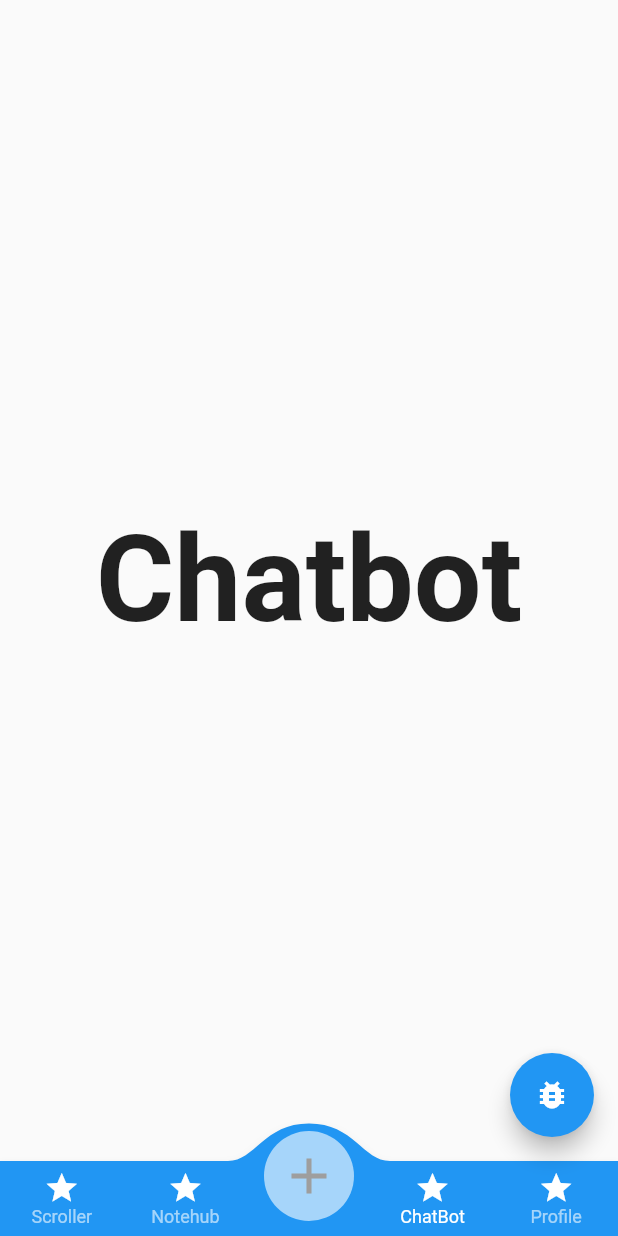
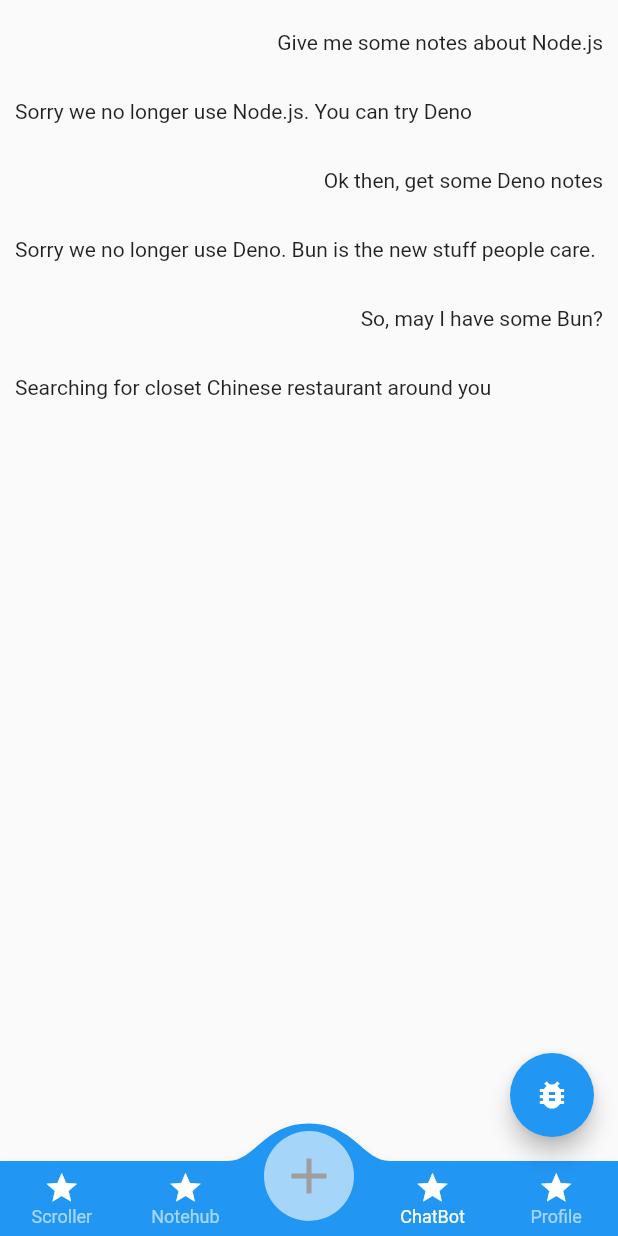
Before and after one commit to retroflux-mobile/Retroflux, a Flutter app: the screen it shows after launch, item 4 of the bottom bar chosen, on a phone screen of 412 x 824 dp. Run offline on Flutter 3.47's test engine with Material 2 defaults, Android fonts, the phone set to English and light mode, and no system bars; drawn by our look-alikes of convex_bottom_bar; our stand-ins replace cloud_firestore, file_picker, firebase_auth, firebase_core, firebase_storage, image_cropper and 2 more; missing offline and left inert: flutterfire_ui, tiktoklikescroller; accounts and stored records are empty; generated files the repository leaves out were written again.

Commit message:
Initialized chat function

```diff
--- /dev/null
+++ b/assets/chat_messages.json
@@ -0,0 +1,34 @@
+{
+  "messages": [
+    {
+      "isSender": true,
+      "contentString": "Give me some notes about Node.js",
+      "attachedFilePath": ""
+    },
+    {
+      "isSender": false,
+      "contentString": "Sorry we no longer use Node.js. You can try Deno",
+      "attachedFilePath": ""
+    },
+    {
+      "isSender": true,
+      "contentString": "Ok then, get some Deno notes ",
+      "attachedFilePath": ""
+    },
+    {
+      "isSender": false,
+      "contentString": "Sorry we no longer use Deno. Bun is the new stuff people care.",
+      "attachedFilePath": ""
+    },
+    {
+      "isSender": true,
+      "contentString": "So, may I have some Bun?",
+      "attachedFilePath": ""
+    },
+    {
+      "isSender": false,
+      "contentString": "Searching for closet Chinese restaurant around you",
+      "attachedFilePath": ""
+    }
+  ]
+}
--- a/lib/main.dart
+++ b/lib/main.dart
@@ -1,5 +1,6 @@
 import 'package:flutter/material.dart';
 import 'package:provider/provider.dart';
+import 'package:retroflux/providers/chat_provider.dart';
 import 'package:retroflux/providers/test_img_provider.dart';
 import 'package:retroflux/providers/user_provider.dart';
 import 'package:retroflux/screens/addpage_screen.dart';
@@ -12,7 +13,6 @@ import 'package:retroflux/screens/profile_screen.dart';
 import 'package:retroflux/screens/scroller_screen.dart';
 import 'package:retroflux/tests/provider_test_screen.dart';
 import 'package:retroflux/tests/tests_screen.dart';
-import 'package:retroflux/widgets/notes_display.dart';
 import 'firebase_options.dart';
 
 Future<void> main() async {
@@ -20,7 +20,6 @@ Future<void> main() async {
   await Firebase.initializeApp(
     options: DefaultFirebaseOptions.currentPlatform,
   );
-
   runApp(const MyApp());
 }
 
@@ -34,6 +33,7 @@ class MyApp extends StatelessWidget {
       providers: [
         ChangeNotifierProvider(create: (_) => TestImgs()),
         ChangeNotifierProvider(create: (_) => UserProvider()),
+        ChangeNotifierProvider(create: (_) => Chat()),
       ],
       child: MaterialApp(
         theme: ThemeData(
--- /dev/null
+++ b/lib/providers/chat_message_provider.dart
@@ -0,0 +1,14 @@
+import 'package:flutter/cupertino.dart';
+
+class ChatMessage with ChangeNotifier{
+  final String contentString;
+  final bool isSender;
+  final String attachedFilePath;
+
+  ChatMessage({
+    required this.contentString,
+    required this.isSender,
+    required this.attachedFilePath
+  });
+
+}
--- /dev/null
+++ b/lib/providers/chat_provider.dart
@@ -0,0 +1,40 @@
+import 'dart:convert';
+
+import 'package:flutter/material.dart';
+import 'package:flutter/services.dart';
+import 'package:retroflux/providers/chat_message_provider.dart';
+
+
+class Chat with ChangeNotifier{
+  List<ChatMessage> _loadedMessages=[];
+
+  List<ChatMessage> get loadedMessages{
+    return [..._loadedMessages];
+  }
+
+  void setMsg(List<ChatMessage> msgLst){
+    _loadedMessages = msgLst;
+    notifyListeners();
+  }
+
+  void addMsg(ChatMessage item){
+    _loadedMessages.add(item);
+    notifyListeners();
+  }
+
+  Map<String, dynamic> toJson() {
+    List<Map<String, dynamic>> messages = [];
+    for(ChatMessage msg in _loadedMessages){
+      messages.add({
+        "contentString":msg.contentString,
+        "isSender":msg.isSender,
+        "attachedFilePath":msg.attachedFilePath
+      });
+    }
+    return {
+      "messages":messages
+    };
+  }
+
+
+}
--- a/lib/screens/chatbot_screen.dart
+++ b/lib/screens/chatbot_screen.dart
@@ -1,5 +1,10 @@
+import 'dart:convert';
+
 import 'package:flutter/material.dart';
-import 'package:retroflux/style_guide.dart';
+import 'package:flutter/services.dart';
+import 'package:provider/provider.dart';
+import 'package:retroflux/providers/chat_message_provider.dart';
+import '../providers/chat_provider.dart';
 
 class ChatbotScreen extends StatefulWidget {
   static const String routeName = '/chatbot';
@@ -10,10 +15,42 @@ class ChatbotScreen extends StatefulWidget {
 }
 
 class _ChatbotScreenState extends State<ChatbotScreen> {
+
   @override
   Widget build(BuildContext context) {
-    return const Center(
-      child: Text("Chatbot",style: testLargeFont,),
+    final messageData = Provider.of<Chat>(context);
+    return FutureBuilder(
+      future: getChatMessages(messageData),
+      builder: (BuildContext context, AsyncSnapshot<void> snapshot) {
+        List<ChatMessage> messages = messageData.loadedMessages;
+        return ListView.builder(
+            itemCount: messages.length,
+            itemBuilder: (BuildContext context, int index) {
+              return Padding(
+                padding: const EdgeInsets.fromLTRB(10,20,10,10),
+                child: Text(
+                  messages[index].contentString,
+                  textAlign: messages[index].isSender?TextAlign.end:TextAlign.start,
+                ),
+              );
+            });
+      }
     );
   }
 }
+
+Future<void> getChatMessages(Chat chatClass) async {
+  final file = await rootBundle.loadString("assets/chat_messages.json");
+  final json = await jsonDecode(file);
+  List<ChatMessage> messages = [];
+  for(Map<String, dynamic> messageJson in json["messages"]){
+    messages.add(
+        ChatMessage(
+            contentString: messageJson["contentString"],
+            isSender: messageJson["isSender"],
+            attachedFilePath: messageJson["attachedFilePath"]
+        )
+    );
+  }
+  chatClass.setMsg(messages);
+}
--- a/pubspec.yaml
+++ b/pubspec.yaml
@@ -75,7 +75,8 @@ flutter:
   uses-material-design: true
 
   # To add assets to your application, add an assets section, like this:
-  # assets:
+  assets:
+    - assets/chat_messages.json
   #   - images/a_dot_burr.jpeg
   #   - images/a_dot_ham.jpeg
 
```
